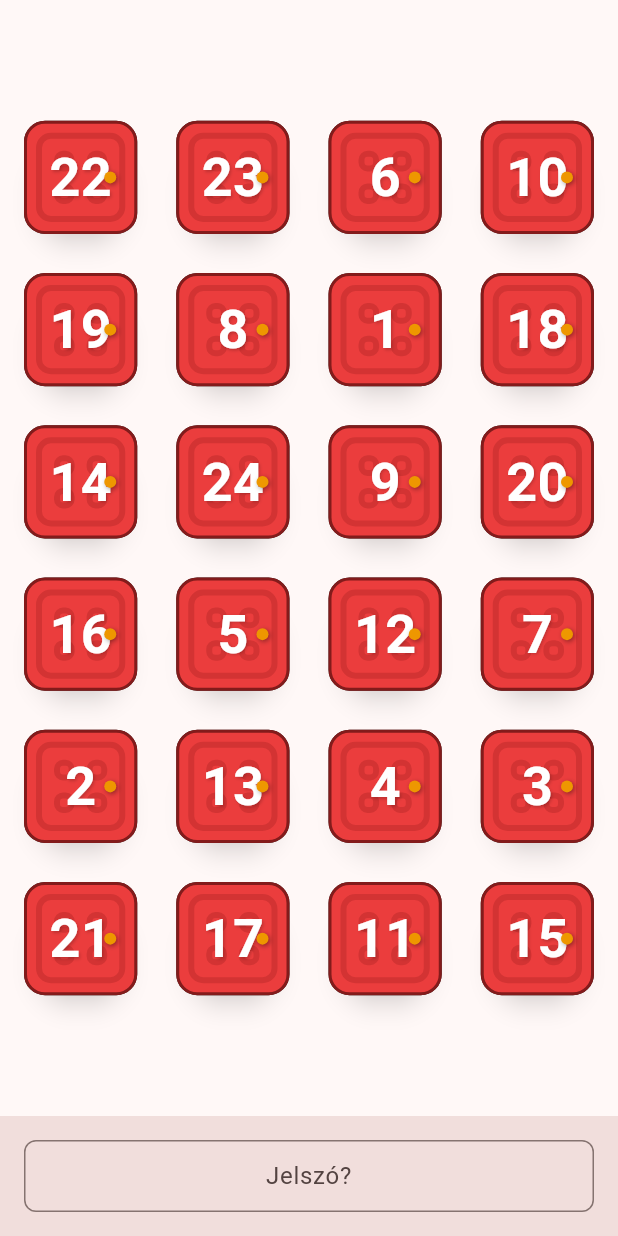
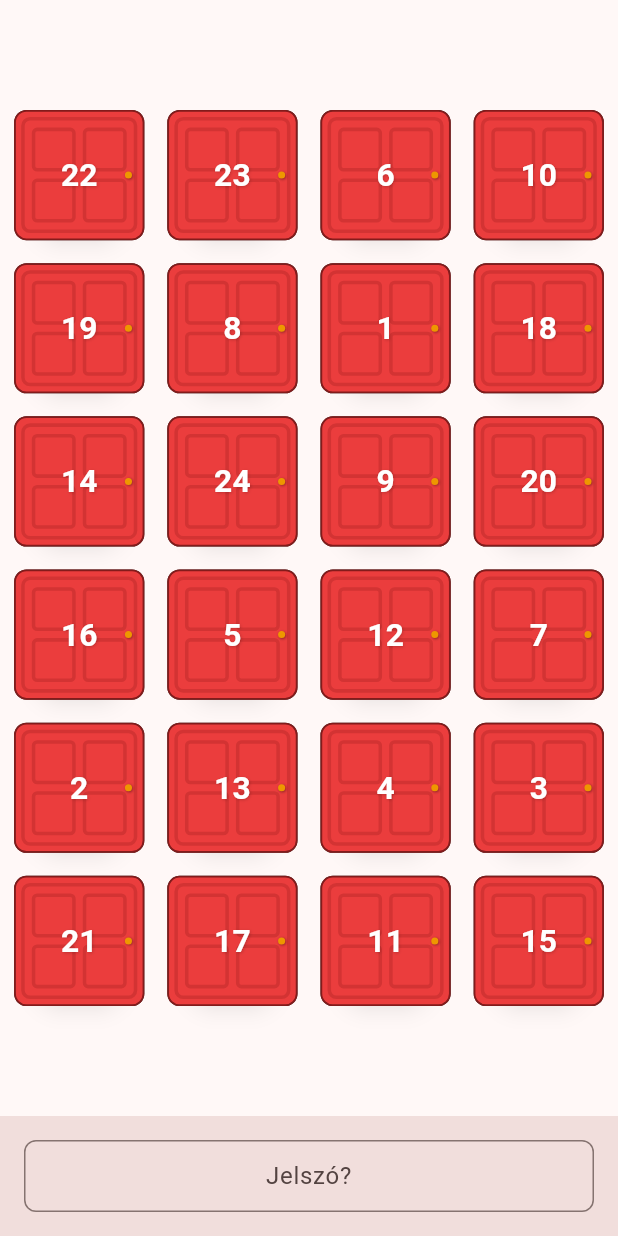
Before and after one commit to marosicsaba91/Advent2025, a Flutter app: the screen it shows after launch, on a phone screen of 412 x 824 dp. Run offline on Flutter 3.47's test engine with Material 3 defaults, Android fonts, the light colour scheme and no system bars; our stand-ins replace audioplayers, shared_preferences.

Commit message:
Large Update

```diff
--- a/lib/main.dart
+++ b/lib/main.dart
@@ -52,13 +52,7 @@
         ),
         useMaterial3: true,
       ),
-      darkTheme: ThemeData(
-        colorScheme: ColorScheme.fromSeed(
-          seedColor: Colors.red,
-          brightness: Brightness.dark,
-        ),
-        useMaterial3: true,
-      ),
+      themeMode: ThemeMode.light,
       home: const AdventCalendarPage(),
     );
   }
@@ -237,12 +231,16 @@
       body: Column(
         children: [
           Expanded(
+            child: FittedBox(
+              fit: BoxFit.contain,
+              child: SizedBox(
+                width: 700,
+                height: 1200,
                 child: Center(
-              child: ConstrainedBox(
-                constraints: const BoxConstraints(maxWidth: 660),
                   child: GridView.builder(
                     padding: const EdgeInsets.all(16),
                     shrinkWrap: true,
+                    physics: const NeverScrollableScrollPhysics(),
                     gridDelegate: const SliverGridDelegateWithFixedCrossAxisCount(
                       crossAxisCount: 4,
                       crossAxisSpacing: 26,
@@ -270,6 +268,7 @@
                       onTap: () => toggleDoor(doorNumber),
                     );
                   },
+                ),
                 ),
               ),
             ),
@@ -314,9 +313,7 @@
                         Text(
                           currentUser!.displayName,
                           style: TextStyle(
-                            color: Theme.of(
-                              context,
-                            ).colorScheme.onPrimaryContainer,
+                            color: Color.fromARGB(255, 151, 62, 62),
                             fontWeight: FontWeight.bold,
                           ),
                         ),
--- a/lib/task.dart
+++ b/lib/task.dart
@@ -1,3 +1,4 @@
+import 'package:advent/clue_bell.dart';
 import 'package:advent/clue_elements.dart';
 import 'package:flutter/material.dart';
 
@@ -54,13 +55,13 @@
     "🔔" => Task(
       icon: taskId,
       clues: [
-        ClueBell("Bell6.png", "Bell6-F#.mp3"),
-        ClueBell("Bell4.png", "Bell4-E.mp3"),
-        ClueBell("Bell9.png", "Bell9-D-.mp3"),
-        ClueBell("Bell7.png", "Bell7-B.mp3"),
-        ClueBell("Bell8.png", "Bell8-G.mp3"),
-        ClueBell("Bell3.png", "Bell3-D.mp3"),
-        ClueBell("Bell5.png", "Bell5-A.mp3"),
+        ClueBell("Bell6.png", "Bell 6-F#.mp3"),
+        ClueBell("Bell4.png", "Bell 4-E.mp3"),
+        ClueBell("Bell9.png", "Bell 9-D-.mp3"),
+        ClueBell("Bell7.png", "Bell 7-B.mp3"),
+        ClueBell("Bell8.png", "Bell 8-G.mp3"),
+        ClueBell("Bell3.png", "Bell 3-D.mp3"),
+        ClueBell("Bell5.png", "Bell 5-A.mp3"),
         ClueText("5 - 6 - 5 - 6 - 3 - 5 - 7 - 3 - 8 - 6 - 5 - 9 - 6 - 4"),
         ClueText("Ki a szerző? Ki lehetne más? Kicsit úgy fest, mint a Mikulás."),
       ],
--- a/pubspec.yaml
+++ b/pubspec.yaml
@@ -35,6 +35,7 @@
   # Use with the CupertinoIcons class for iOS style icons.
   cupertino_icons: ^1.0.8
   shared_preferences: ^2.3.3
+  audioplayers: ^6.1.0
 
 dev_dependencies:
   flutter_test:
```
Also changed, not shown: lib/clue_bell.dart (added, +99 -0 lines), lib/clue_elements.dart (+0 -14 lines), assets/icon.png (added), 5 other files. Lines whose indentation alone changed are shown as unchanged.
